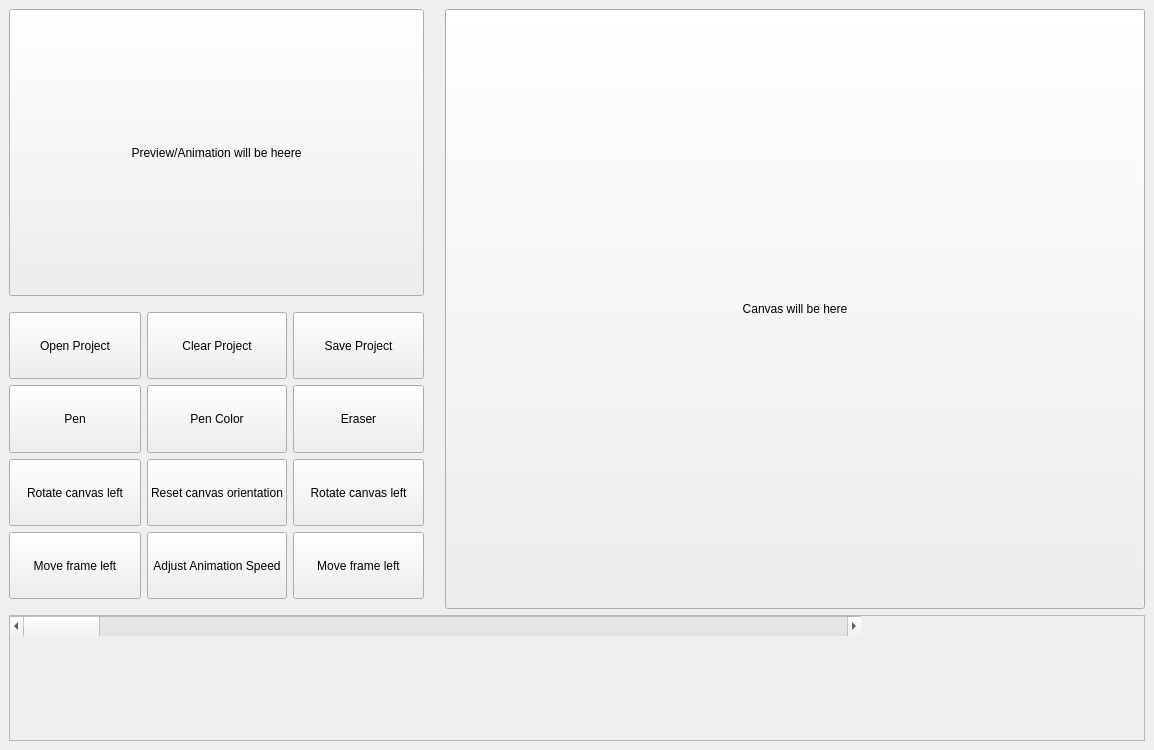
The window that mainwindow.ui (sydneyB6577/SpriteEditor) describes before a commit, drawn with Qt 5.
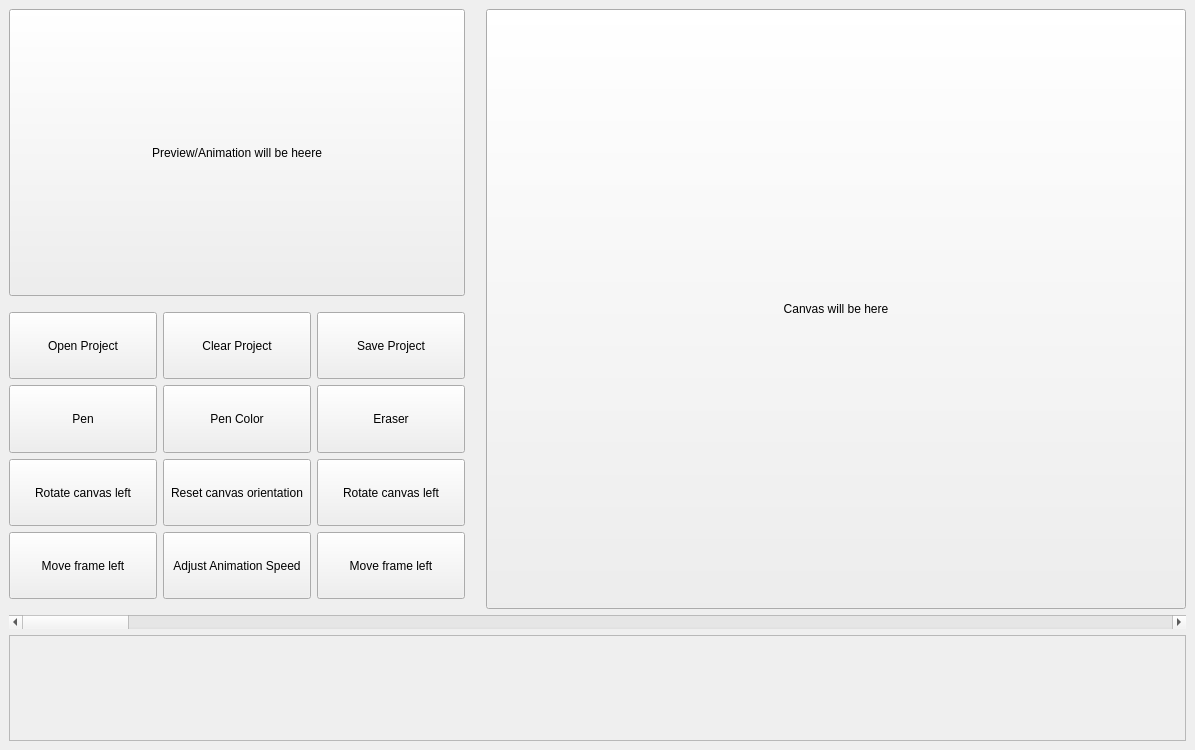
The same window after the commit.

Commit message: Fix the frames toolbar constrain issue

Diff of the .ui file:
```diff
--- a/mainwindow.ui
+++ b/mainwindow.ui
@@ -6,7 +6,7 @@
    <rect>
     <x>0</x>
     <y>0</y>
-    <width>1154</width>
+    <width>1195</width>
     <height>750</height>
    </rect>
   </property>
@@ -264,30 +264,11 @@
      </layout>
     </item>
     <item>
-     <widget class="QScrollArea" name="scrollArea">
-      <property name="widgetResizable">
-       <bool>true</bool>
-      </property>
-      <widget class="QWidget" name="scrollAreaWidgetContents">
-       <property name="geometry">
-        <rect>
-         <x>0</x>
-         <y>0</y>
-         <width>1130</width>
-         <height>117</height>
-        </rect>
-       </property>
+     <layout class="QVBoxLayout" name="verticalLayout_3">
+      <item>
        <widget class="QScrollBar" name="framesScrollBar">
-        <property name="geometry">
-         <rect>
-          <x>0</x>
-          <y>0</y>
-          <width>851</width>
-          <height>20</height>
-         </rect>
-        </property>
         <property name="sizePolicy">
-         <sizepolicy hsizetype="Minimum" vsizetype="Expanding">
+         <sizepolicy hsizetype="Minimum" vsizetype="Preferred">
           <horstretch>0</horstretch>
           <verstretch>0</verstretch>
          </sizepolicy>
@@ -296,8 +277,25 @@
          <enum>Qt::Orientation::Horizontal</enum>
         </property>
        </widget>
-      </widget>
-     </widget>
+      </item>
+      <item>
+       <widget class="QScrollArea" name="scrollArea_2">
+        <property name="widgetResizable">
+         <bool>true</bool>
+        </property>
+        <widget class="QWidget" name="scrollAreaWidgetContents_2">
+         <property name="geometry">
+          <rect>
+           <x>0</x>
+           <y>0</y>
+           <width>1169</width>
+           <height>91</height>
+          </rect>
+         </property>
+        </widget>
+       </widget>
+      </item>
+     </layout>
     </item>
    </layout>
   </widget>
```
